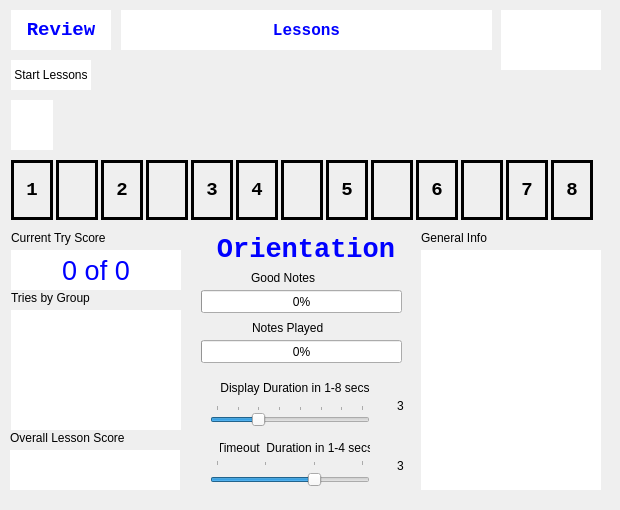
Above: widget.ui from knordine11/knThreadedQuizFull before the change. Below: the same form after it.
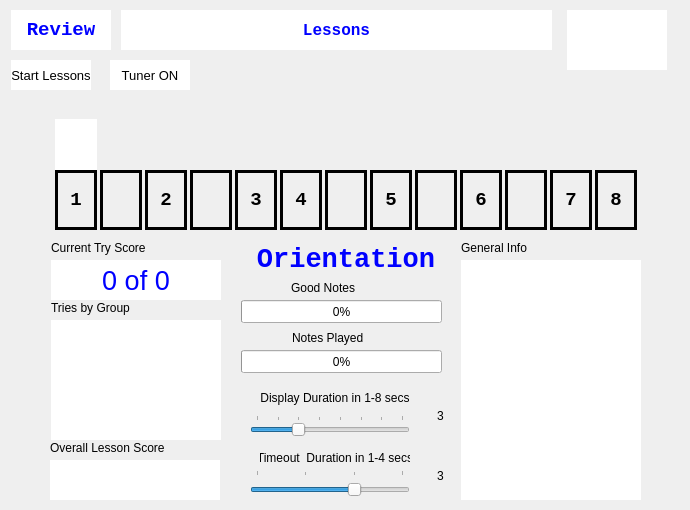
That is the form after the change.

Commit message: fleshing out GUI and index bug fix

```diff
--- a/widget.ui
+++ b/widget.ui
@@ -6,7 +6,7 @@
    <rect>
     <x>0</x>
     <y>0</y>
-    <width>620</width>
+    <width>690</width>
     <height>510</height>
    </rect>
   </property>
@@ -16,8 +16,8 @@
   <widget class="QProgressBar" name="progBarPlayed">
    <property name="geometry">
     <rect>
-     <x>201</x>
-     <y>340</y>
+     <x>241</x>
+     <y>350</y>
      <width>201</width>
      <height>23</height>
     </rect>
@@ -32,8 +32,8 @@
   <widget class="QLabel" name="label_10">
    <property name="geometry">
     <rect>
-     <x>220</x>
-     <y>440</y>
+     <x>260</x>
+     <y>450</y>
      <width>150</width>
      <height>16</height>
     </rect>
@@ -51,8 +51,8 @@
   <widget class="QLabel" name="label_9">
    <property name="geometry">
     <rect>
-     <x>220</x>
-     <y>380</y>
+     <x>260</x>
+     <y>390</y>
      <width>150</width>
      <height>16</height>
     </rect>
@@ -67,8 +67,8 @@
   <widget class="QLabel" name="lb_info">
    <property name="geometry">
     <rect>
-     <x>421</x>
-     <y>250</y>
+     <x>461</x>
+     <y>260</y>
      <width>180</width>
      <height>240</height>
     </rect>
@@ -88,8 +88,8 @@
   <widget class="QLabel" name="label_2">
    <property name="geometry">
     <rect>
-     <x>11</x>
-     <y>230</y>
+     <x>51</x>
+     <y>240</y>
      <width>150</width>
      <height>16</height>
     </rect>
@@ -101,8 +101,8 @@
   <widget class="QLabel" name="label_7">
    <property name="geometry">
     <rect>
-     <x>252</x>
-     <y>320</y>
+     <x>292</x>
+     <y>330</y>
      <width>150</width>
      <height>16</height>
     </rect>
@@ -114,8 +114,8 @@
   <widget class="QLabel" name="note1s">
    <property name="geometry">
     <rect>
-     <x>146</x>
-     <y>160</y>
+     <x>190</x>
+     <y>170</y>
      <width>42</width>
      <height>60</height>
     </rect>
@@ -142,8 +142,8 @@
   <widget class="QLabel" name="label_6">
    <property name="geometry">
     <rect>
-     <x>251</x>
-     <y>270</y>
+     <x>291</x>
+     <y>280</y>
      <width>150</width>
      <height>16</height>
     </rect>
@@ -155,7 +155,7 @@
   <widget class="QLabel" name="lb_tuner">
    <property name="geometry">
     <rect>
-     <x>501</x>
+     <x>567</x>
      <y>10</y>
      <width>100</width>
      <height>60</height>
@@ -174,8 +174,8 @@
   <widget class="QSlider" name="sldDisplayTime">
    <property name="geometry">
     <rect>
-     <x>210</x>
-     <y>405</y>
+     <x>250</x>
+     <y>415</y>
      <width>160</width>
      <height>21</height>
     </rect>
@@ -211,6 +211,11 @@
      <height>30</height>
     </rect>
    </property>
+   <property name="font">
+    <font>
+     <pointsize>10</pointsize>
+    </font>
+   </property>
    <property name="styleSheet">
     <string notr="true">border: raised;
 border-width:2px;
@@ -223,8 +228,8 @@
   <widget class="QLabel" name="label_3">
    <property name="geometry">
     <rect>
-     <x>11</x>
-     <y>290</y>
+     <x>51</x>
+     <y>300</y>
      <width>150</width>
      <height>16</height>
     </rect>
@@ -263,8 +268,8 @@
   <widget class="QProgressBar" name="progBarGood">
    <property name="geometry">
     <rect>
-     <x>201</x>
-     <y>290</y>
+     <x>241</x>
+     <y>300</y>
      <width>201</width>
      <height>23</height>
     </rect>
@@ -279,8 +284,8 @@
   <widget class="QLabel" name="note4">
    <property name="geometry">
     <rect>
-     <x>326</x>
-     <y>160</y>
+     <x>370</x>
+     <y>170</y>
      <width>42</width>
      <height>60</height>
     </rect>
@@ -309,7 +314,7 @@
     <rect>
      <x>121</x>
      <y>10</y>
-     <width>371</width>
+     <width>431</width>
      <height>40</height>
     </rect>
    </property>
@@ -334,8 +339,8 @@
   <widget class="QLabel" name="note7">
    <property name="geometry">
     <rect>
-     <x>551</x>
-     <y>160</y>
+     <x>595</x>
+     <y>170</y>
      <width>42</width>
      <height>60</height>
     </rect>
@@ -362,10 +367,10 @@
   <widget class="QLabel" name="lb_note">
    <property name="geometry">
     <rect>
-     <x>530</x>
+     <x>600</x>
      <y>80</y>
      <width>51</width>
-     <height>21</height>
+     <height>24</height>
     </rect>
    </property>
    <property name="font">
@@ -380,8 +385,8 @@
   <widget class="QLabel" name="note4s">
    <property name="geometry">
     <rect>
-     <x>371</x>
-     <y>160</y>
+     <x>415</x>
+     <y>170</y>
      <width>42</width>
      <height>60</height>
     </rect>
@@ -408,8 +413,8 @@
   <widget class="QLabel" name="note3s">
    <property name="geometry">
     <rect>
-     <x>281</x>
-     <y>160</y>
+     <x>325</x>
+     <y>170</y>
      <width>42</width>
      <height>60</height>
     </rect>
@@ -436,8 +441,8 @@
   <widget class="QSlider" name="sldTimeoutDuration">
    <property name="geometry">
     <rect>
-     <x>210</x>
-     <y>460</y>
+     <x>250</x>
+     <y>470</y>
      <width>160</width>
      <height>31</height>
     </rect>
@@ -464,8 +469,8 @@
   <widget class="QLabel" name="note5">
    <property name="geometry">
     <rect>
-     <x>416</x>
-     <y>160</y>
+     <x>460</x>
+     <y>170</y>
      <width>42</width>
      <height>60</height>
     </rect>
@@ -492,8 +497,8 @@
   <widget class="QLabel" name="note1">
    <property name="geometry">
     <rect>
-     <x>101</x>
-     <y>160</y>
+     <x>145</x>
+     <y>170</y>
      <width>42</width>
      <height>60</height>
     </rect>
@@ -520,8 +525,8 @@
   <widget class="QLabel" name="lb_curr_activity">
    <property name="geometry">
     <rect>
-     <x>201</x>
-     <y>230</y>
+     <x>241</x>
+     <y>240</y>
      <width>210</width>
      <height>40</height>
     </rect>
@@ -546,8 +551,8 @@
   <widget class="QLabel" name="label_5">
    <property name="geometry">
     <rect>
-     <x>421</x>
-     <y>230</y>
+     <x>461</x>
+     <y>240</y>
      <width>150</width>
      <height>16</height>
     </rect>
@@ -559,8 +564,8 @@
   <widget class="QLabel" name="note3">
    <property name="geometry">
     <rect>
-     <x>236</x>
-     <y>160</y>
+     <x>280</x>
+     <y>170</y>
      <width>42</width>
      <height>60</height>
     </rect>
@@ -587,8 +592,8 @@
   <widget class="QLabel" name="note0">
    <property name="geometry">
     <rect>
-     <x>11</x>
-     <y>160</y>
+     <x>55</x>
+     <y>170</y>
      <width>42</width>
      <height>60</height>
     </rect>
@@ -615,8 +620,8 @@
   <widget class="QLabel" name="label_8">
    <property name="geometry">
     <rect>
-     <x>10</x>
-     <y>430</y>
+     <x>50</x>
+     <y>440</y>
      <width>150</width>
      <height>16</height>
     </rect>
@@ -628,8 +633,8 @@
   <widget class="QLabel" name="note2">
    <property name="geometry">
     <rect>
-     <x>191</x>
-     <y>160</y>
+     <x>235</x>
+     <y>170</y>
      <width>42</width>
      <height>60</height>
     </rect>
@@ -656,8 +661,8 @@
   <widget class="QLabel" name="note6">
    <property name="geometry">
     <rect>
-     <x>506</x>
-     <y>160</y>
+     <x>550</x>
+     <y>170</y>
      <width>42</width>
      <height>60</height>
     </rect>
@@ -684,8 +689,8 @@
   <widget class="QLabel" name="label">
    <property name="geometry">
     <rect>
-     <x>11</x>
-     <y>310</y>
+     <x>51</x>
+     <y>320</y>
      <width>170</width>
      <height>120</height>
     </rect>
@@ -700,10 +705,10 @@
   <widget class="QLabel" name="lb_arrow">
    <property name="geometry">
     <rect>
-     <x>11</x>
-     <y>100</y>
+     <x>55</x>
+     <y>119</y>
      <width>42</width>
-     <height>50</height>
+     <height>51</height>
     </rect>
    </property>
    <property name="styleSheet">
@@ -719,8 +724,8 @@
   <widget class="QLabel" name="note10">
    <property name="geometry">
     <rect>
-     <x>461</x>
-     <y>160</y>
+     <x>505</x>
+     <y>170</y>
      <width>42</width>
      <height>60</height>
     </rect>
@@ -747,8 +752,8 @@
   <widget class="QLabel" name="lb_score_2">
    <property name="geometry">
     <rect>
-     <x>10</x>
-     <y>450</y>
+     <x>50</x>
+     <y>460</y>
      <width>170</width>
      <height>40</height>
     </rect>
@@ -763,8 +768,8 @@
   <widget class="QLabel" name="note0s">
    <property name="geometry">
     <rect>
-     <x>56</x>
-     <y>160</y>
+     <x>100</x>
+     <y>170</y>
      <width>42</width>
      <height>60</height>
     </rect>
@@ -791,8 +796,8 @@
   <widget class="QLabel" name="lb_score">
    <property name="geometry">
     <rect>
-     <x>11</x>
-     <y>250</y>
+     <x>51</x>
+     <y>260</y>
      <width>170</width>
      <height>40</height>
     </rect>
@@ -816,8 +821,8 @@
   <widget class="QLabel" name="lb_DurationPos">
    <property name="geometry">
     <rect>
-     <x>390</x>
-     <y>390</y>
+     <x>430</x>
+     <y>400</y>
      <width>21</width>
      <height>31</height>
     </rect>
@@ -832,8 +837,8 @@
   <widget class="QLabel" name="lb_TimeoutPos">
    <property name="geometry">
     <rect>
-     <x>390</x>
-     <y>450</y>
+     <x>430</x>
+     <y>460</y>
      <width>21</width>
      <height>31</height>
     </rect>
@@ -845,6 +850,29 @@
     <set>Qt::AlignmentFlag::AlignCenter</set>
    </property>
   </widget>
+  <widget class="QPushButton" name="btnTunerON">
+   <property name="geometry">
+    <rect>
+     <x>110</x>
+     <y>60</y>
+     <width>80</width>
+     <height>30</height>
+    </rect>
+   </property>
+   <property name="font">
+    <font>
+     <pointsize>10</pointsize>
+    </font>
+   </property>
+   <property name="styleSheet">
+    <string notr="true">border: raised;
+border-width:2px;
+background:white;</string>
+   </property>
+   <property name="text">
+    <string>Tuner ON</string>
+   </property>
+  </widget>
  </widget>
  <resources/>
  <connections/>
```
The commit also changes 3 other files.
